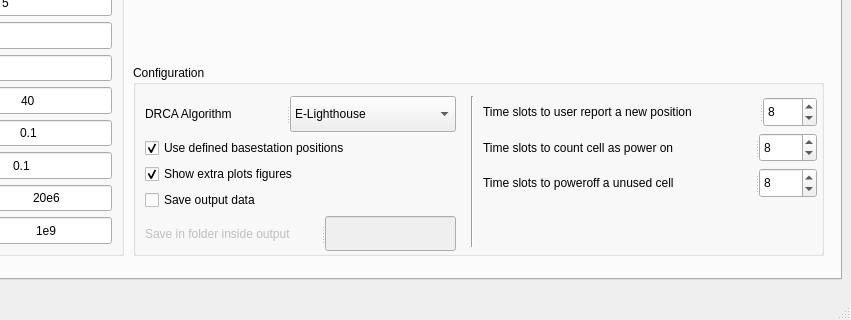
This is ui/simulator.ui in 6G-XTREME/PoF_Simulator as Qt 5 draws it before an edit; both pictures show x 309 to 1160 and y 440 to 760 of the 1160 by 760 pixel window. The edited form follows.
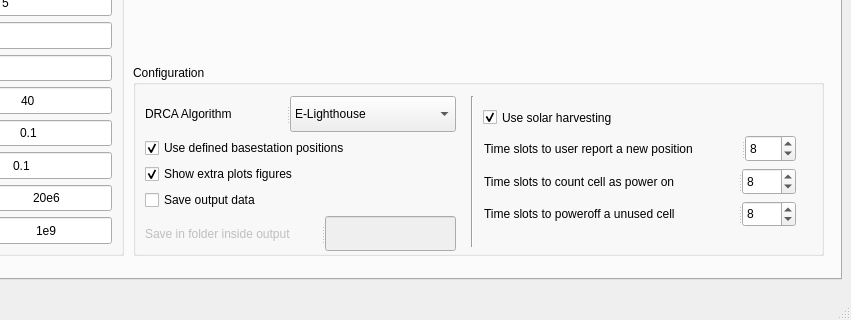
This is the edited form.

Commit message: added solar harvesting to simulator

The edit to the form file:
```diff
--- a/ui/simulator.ui
+++ b/ui/simulator.ui
@@ -637,35 +637,31 @@
         </item>
        </layout>
       </widget>
-      <widget class="QWidget" name="layoutWidget">
+      <widget class="QCheckBox" name="use_solar_harvesting_checkBox">
        <property name="geometry">
         <rect>
          <x>350</x>
-         <y>32</y>
-         <width>334</width>
-         <height>101</height>
+         <y>40</y>
+         <width>160</width>
+         <height>25</height>
         </rect>
        </property>
-       <layout class="QVBoxLayout" name="verticalLayout_2">
-        <item>
-         <widget class="QSplitter" name="splitter_18">
-          <property name="orientation">
-           <enum>Qt::Horizontal</enum>
-          </property>
-          <widget class="QLabel" name="user_report_position_label">
            <property name="text">
-            <string>Time slots to user report a new position</string>
-           </property>
-          </widget>
-          <widget class="QSpinBox" name="user_report_position_spinBox">
-           <property name="value">
-            <number>8</number>
-           </property>
-          </widget>
-         </widget>
-        </item>
-        <item>
+        <string>Use solar harvesting</string>
+       </property>
+       <property name="checked">
+        <bool>true</bool>
+       </property>
+      </widget>
          <widget class="QSplitter" name="splitter_23">
+       <property name="geometry">
+        <rect>
+         <x>351</x>
+         <y>103</y>
+         <width>312</width>
+         <height>27</height>
+        </rect>
+       </property>
           <property name="orientation">
            <enum>Qt::Horizontal</enum>
           </property>
@@ -680,9 +676,15 @@
            </property>
           </widget>
          </widget>
-        </item>
-        <item>
          <widget class="QSplitter" name="splitter_24">
+       <property name="geometry">
+        <rect>
+         <x>351</x>
+         <y>136</y>
+         <width>312</width>
+         <height>26</height>
+        </rect>
+       </property>
           <property name="orientation">
            <enum>Qt::Horizontal</enum>
           </property>
@@ -697,8 +699,28 @@
            </property>
           </widget>
          </widget>
-        </item>
-       </layout>
+      <widget class="QSplitter" name="splitter_18">
+       <property name="geometry">
+        <rect>
+         <x>351</x>
+         <y>70</y>
+         <width>312</width>
+         <height>27</height>
+        </rect>
+       </property>
+       <property name="orientation">
+        <enum>Qt::Horizontal</enum>
+       </property>
+       <widget class="QLabel" name="user_report_position_label">
+        <property name="text">
+         <string>Time slots to user report a new position</string>
+        </property>
+       </widget>
+       <widget class="QSpinBox" name="user_report_position_spinBox">
+        <property name="value">
+         <number>8</number>
+        </property>
+       </widget>
       </widget>
      </widget>
      <widget class="QWidget" name="figure" native="true">
```
Lines whose indentation alone changed are shown as unchanged. The commit also changes 4 other files.
